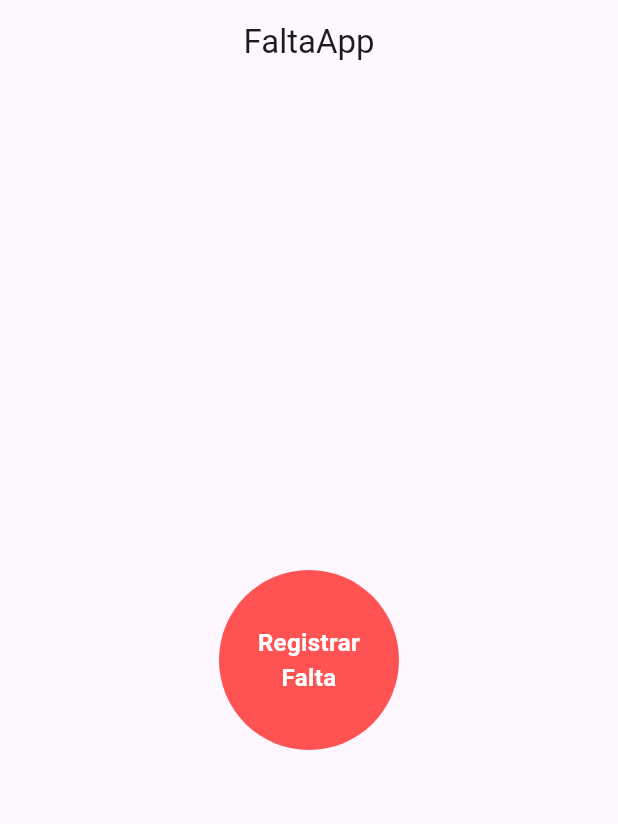
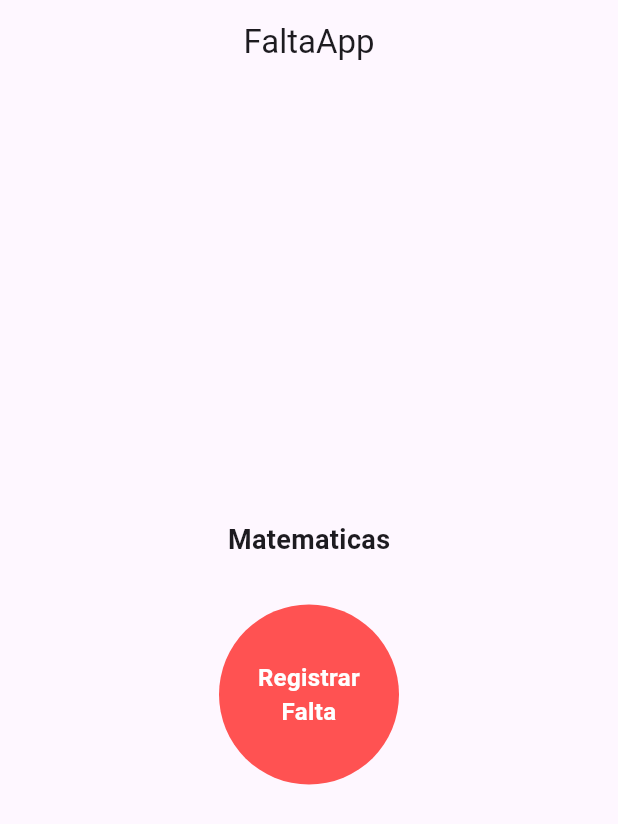
Before and after one commit to Ismael-droid-01/FaltApp, a Flutter app: the screen it shows after launch, on a phone screen of 412 x 824 dp. Shown: the top 824 px of the screen. Run offline on Flutter 3.47's test engine with Material 3 defaults, Android fonts, the phone set to English and light mode, and no system bars; our stand-ins replace hive, hive_flutter; accounts and stored records are empty.

Commit message:
feat: registrar falta en Hive al completar animacion del boton

```diff
--- /dev/null
+++ b/lib/models/falta.dart
@@ -0,0 +1,14 @@
+import 'package:hive/hive.dart';
+
+part 'falta.g.dart';
+
+@HiveType(typeId: 0)
+class Falta extends HiveObject {
+  @HiveField(0)
+  final String materia;
+
+  @HiveField(1)
+  final DateTime fecha;
+
+  Falta({required this.materia, required this.fecha});
+}
--- /dev/null
+++ b/lib/providers/falta_provider.dart
@@ -0,0 +1,24 @@
+import 'package:flutter/material.dart';
+import '../models/falta.dart';
+import '../services/storage_service.dart';
+
+class FaltaProvider with ChangeNotifier {
+  List<Falta> _faltas = [];
+
+  List<Falta> get faltas => _faltas;
+
+  void cargarFaltas() {
+    _faltas = StorageService.obtenerFaltas();
+    notifyListeners();
+  }
+
+  Future<void> agregarFalta(Falta falta) async {
+    await StorageService.agregarFalta(falta);
+    cargarFaltas();
+  }
+
+  Future<void> eliminarFalta(int index) async {
+    await StorageService.eliminarFalta(index);
+    cargarFaltas();
+  }
+}
--- a/lib/screens/home_screen.dart
+++ b/lib/screens/home_screen.dart
@@ -2,6 +2,10 @@ import 'dart:async';
 import 'dart:math';
 
 import 'package:flutter/material.dart';
+
+import 'package:provider/provider.dart';
+import '../models/falta.dart';
+import '../providers/falta_provider.dart';
 
 class HomeScreen extends StatefulWidget {
   const HomeScreen({super.key});
@@ -10,7 +14,8 @@ class HomeScreen extends StatefulWidget {
   State<HomeScreen> createState() => _HomeScreenState();
 }
 
-class _HomeScreenState extends State<HomeScreen> with SingleTickerProviderStateMixin {
+class _HomeScreenState extends State<HomeScreen>
+    with SingleTickerProviderStateMixin {
   late AnimationController _controller;
   bool _isPressed = false;
   Timer? _timer;
@@ -31,10 +36,18 @@ class _HomeScreenState extends State<HomeScreen> with SingleTickerProviderStateM
   }
 
   void _registrarFalta() {
+    final falta = Falta(
+      materia: 'Matematicas',
+      fecha: DateTime.now(),
+    );
+
+    context.read<FaltaProvider>().agregarFalta(falta);
+
     ScaffoldMessenger.of(context).showSnackBar(
       const SnackBar(content: Text('Falta registrada')),
     );
-    _controller.reset(); // Reinicia animacion
+
+    _controller.reset(); // Reinicia la animacion
     _isPressed = false;
   }
 
@@ -60,12 +73,17 @@ class _HomeScreenState extends State<HomeScreen> with SingleTickerProviderStateM
   @override
   Widget build(BuildContext context) {
     return Scaffold(
-      appBar: AppBar(
-        title: const Text('FaltaApp'),
-        centerTitle: true,
+      appBar: AppBar(title: const Text('FaltaApp'), centerTitle: true),
+      body: Center(
+        child: Column(
+          mainAxisSize: MainAxisSize.min,
+          children: [
+            const Text(
+              'Matematicas',
+              style: TextStyle(fontSize: 18, fontWeight: FontWeight.bold),
             ),
-      body: Center(
-        child: GestureDetector(
+            const SizedBox(height: 20),
+            GestureDetector(
               onLongPressStart: (_) => _onLongPressStart(),
               onLongPressEnd: (_) => _onLongPressEnd(),
               child: Stack(
@@ -100,6 +118,8 @@ class _HomeScreenState extends State<HomeScreen> with SingleTickerProviderStateM
                 ],
               ),
             ),
+          ],
+        ),
       ),
     );
   }
@@ -112,7 +132,11 @@ class ProgressCirclePainter extends CustomPainter {
 
   @override
   void paint(Canvas canvas, Size size) {
-    final Paint paint = Paint()..color = Colors.redAccent..strokeWidth = 6..style = PaintingStyle.stroke;
+    final Paint paint =
+        Paint()
+          ..color = Colors.redAccent
+          ..strokeWidth = 6
+          ..style = PaintingStyle.stroke;
 
     final center = Offset(size.width / 2, size.height / 2);
     final radius = size.width / 2;
@@ -129,5 +153,6 @@ class ProgressCirclePainter extends CustomPainter {
   }
 
   @override
-  bool shouldRepaint(covariant ProgressCirclePainter oldDelegate) => oldDelegate.animation != animation;
+  bool shouldRepaint(covariant ProgressCirclePainter oldDelegate) =>
+      oldDelegate.animation != animation;
 }
--- a/pubspec.yaml
+++ b/pubspec.yaml
@@ -34,6 +34,10 @@ dependencies:
   # The following adds the Cupertino Icons font to your application.
   # Use with the CupertinoIcons class for iOS style icons.
   cupertino_icons: ^1.0.8
+  hive: ^2.2.3
+  hive_flutter: ^1.1.0
+  path_provider: ^2.1.2
+  provider: ^6.1.2
 
 dev_dependencies:
   flutter_test:
@@ -45,6 +49,8 @@ dev_dependencies:
   # package. See that file for information about deactivating specific lint
   # rules and activating additional ones.
   flutter_lints: ^5.0.0
+  hive_generator: ^2.0.1
+  build_runner: ^2.4.7
 
 # For information on the generic Dart part of this file, see the
 # following page: https://dart.dev/tools/pub/pubspec
```
Also changed, not shown: lib/main.dart (+19 -2 lines), lib/services/storage_service.dart (added, +22 -0 lines), lib/models/falta.g.dart (added), pubspec.lock, 1 other file. Lines whose indentation alone changed are shown as unchanged.
